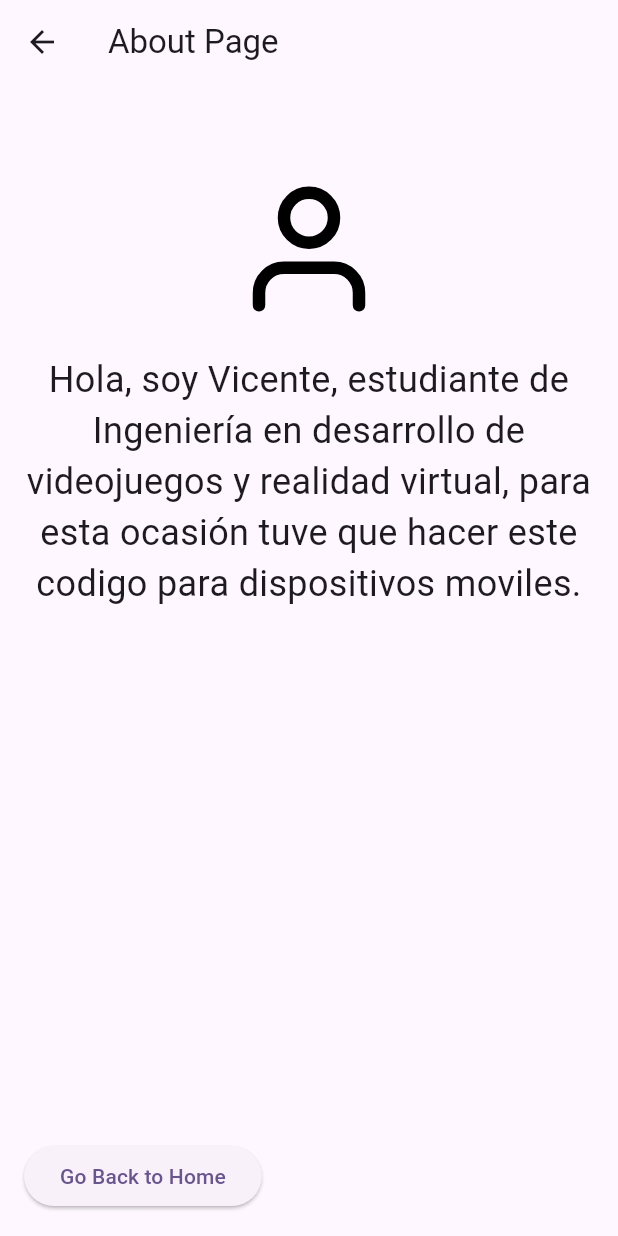
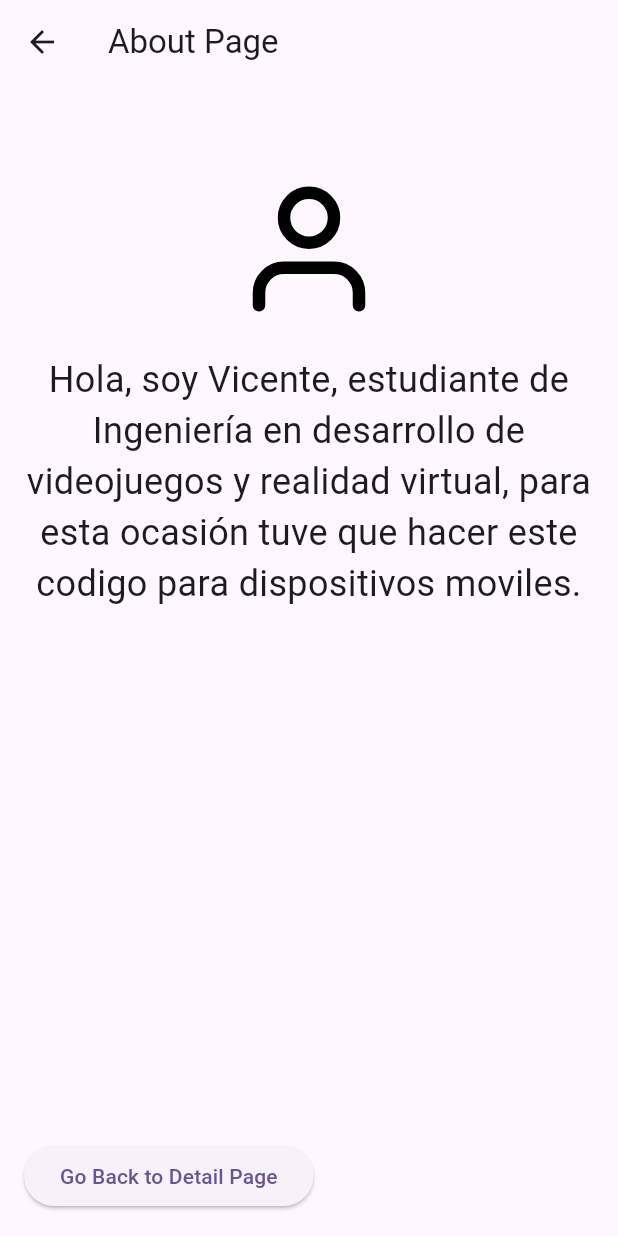
Before and after one commit to vicente-santander/3479A321_2022479029, a Flutter app: the AboutPage screen opened directly, on a phone screen of 412 x 824 dp. Run offline on Flutter 3.47's test engine with Material 3 defaults, Android fonts, the phone set to English and light mode, and no system bars; our stand-ins replace flutter_svg, logger; Roboto replaces fonts that are missing (CHOWFUN_).

Commit message:
tercer cambio

```diff
--- a/lib/pages/about_page.dart
+++ b/lib/pages/about_page.dart
@@ -14,10 +14,9 @@ class AboutPage extends StatelessWidget {
         children: [
           Center(
             child: Column(
-              mainAxisAlignment:
-                  MainAxisAlignment.start, // Mover el contenido hacia arriba
+              mainAxisAlignment: MainAxisAlignment.start,
               children: [
-                const SizedBox(height: 60), // Espacio superior ajustado
+                const SizedBox(height: 60),
                 SvgPicture.asset(
                   'assets/icons/8666609_user_icon.svg',
                   semanticsLabel: 'user Logo',
@@ -39,7 +38,7 @@ class AboutPage extends StatelessWidget {
               onPressed: () {
                 Navigator.pop(context);
               },
-              child: const Text('Go Back to Home'),
+              child: const Text('Go Back to Detail Page'),
             ),
           ),
         ],
```
